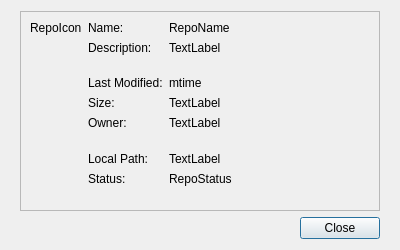
Qt form ui/repo-detail-dialog.ui (haiwen/seafile-client) before a commit.
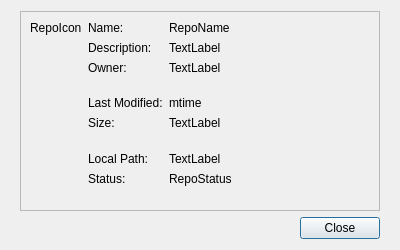
The same form after that commit.

```diff
--- a/ui/repo-detail-dialog.ui
+++ b/ui/repo-detail-dialog.ui
@@ -27,12 +27,12 @@
     <number>20</number>
    </property>
    <item>
-    <widget class="QFrame" name="frame">
+    <widget class="QFrame" name="mFrame">
      <property name="frameShape">
       <enum>QFrame::StyledPanel</enum>
      </property>
      <property name="frameShadow">
-      <enum>QFrame::Raised</enum>
+      <enum>QFrame::Plain</enum>
      </property>
      <layout class="QHBoxLayout" name="horizontalLayout_2">
       <item>
@@ -53,6 +53,9 @@
       </item>
       <item>
        <layout class="QFormLayout" name="formLayout">
+        <property name="fieldGrowthPolicy">
+         <enum>QFormLayout::AllNonFixedFieldsGrow</enum>
+        </property>
         <item row="0" column="0">
          <widget class="QLabel" name="label_5">
           <property name="text">
@@ -88,55 +91,67 @@
          </widget>
         </item>
         <item row="3" column="0">
+         <spacer name="verticalSpacer">
+          <property name="orientation">
+           <enum>Qt::Vertical</enum>
+          </property>
+          <property name="sizeHint" stdset="0">
+           <size>
+            <width>20</width>
+            <height>40</height>
+           </size>
+          </property>
+         </spacer>
+        </item>
+        <item row="4" column="0">
          <widget class="QLabel" name="label_3">
           <property name="text">
            <string>Last Modified:</string>
           </property>
          </widget>
         </item>
-        <item row="3" column="1">
+        <item row="4" column="1">
          <widget class="QLabel" name="mTimeLabel">
           <property name="text">
            <string>mtime</string>
           </property>
          </widget>
         </item>
-        <item row="4" column="0">
+        <item row="5" column="0">
          <widget class="QLabel" name="label">
           <property name="text">
            <string>Size:</string>
           </property>
          </widget>
         </item>
-        <item row="4" column="1">
-         <widget class="QLabel" name="mSizeLabel">
-          <property name="text">
-           <string>TextLabel</string>
-          </property>
-         </widget>
-        </item>
-        <item row="5" column="0">
-         <widget class="QLabel" name="label_6">
-          <property name="text">
-           <string>Owner:</string>
-          </property>
-         </widget>
-        </item>
         <item row="5" column="1">
-         <widget class="QLabel" name="mOwnerLabel">
+         <widget class="QLabel" name="mSizeLabel">
           <property name="text">
            <string>TextLabel</string>
           </property>
          </widget>
         </item>
         <item row="7" column="0">
+         <spacer name="verticalSpacer_2">
+          <property name="orientation">
+           <enum>Qt::Vertical</enum>
+          </property>
+          <property name="sizeHint" stdset="0">
+           <size>
+            <width>20</width>
+            <height>40</height>
+           </size>
+          </property>
+         </spacer>
+        </item>
+        <item row="8" column="0">
          <widget class="QLabel" name="lpathLabel">
           <property name="text">
            <string>Local Path:</string>
           </property>
          </widget>
         </item>
-        <item row="7" column="1">
+        <item row="8" column="1">
          <widget class="QLabel" name="mLpathLabel">
           <property name="text">
            <string>TextLabel</string>
@@ -146,14 +161,14 @@
           </property>
          </widget>
         </item>
-        <item row="8" column="0">
+        <item row="9" column="0">
          <widget class="QLabel" name="label_4">
           <property name="text">
            <string>Status:</string>
           </property>
          </widget>
         </item>
-        <item row="8" column="1">
+        <item row="9" column="1">
          <widget class="QLabel" name="mStatus">
           <property name="enabled">
            <bool>true</bool>
@@ -178,33 +193,7 @@
           </property>
          </widget>
         </item>
-        <item row="2" column="0">
-         <spacer name="verticalSpacer">
-          <property name="orientation">
-           <enum>Qt::Vertical</enum>
-          </property>
-          <property name="sizeHint" stdset="0">
-           <size>
-            <width>20</width>
-            <height>40</height>
-           </size>
-          </property>
-         </spacer>
-        </item>
-        <item row="6" column="0">
-         <spacer name="verticalSpacer_2">
-          <property name="orientation">
-           <enum>Qt::Vertical</enum>
-          </property>
-          <property name="sizeHint" stdset="0">
-           <size>
-            <width>20</width>
-            <height>40</height>
-           </size>
-          </property>
-         </spacer>
-        </item>
-        <item row="9" column="0">
+        <item row="10" column="0">
          <spacer name="verticalSpacer_3">
           <property name="orientation">
            <enum>Qt::Vertical</enum>
@@ -217,6 +206,20 @@
           </property>
          </spacer>
         </item>
+        <item row="2" column="0">
+         <widget class="QLabel" name="label_6">
+          <property name="text">
+           <string>Owner:</string>
+          </property>
+         </widget>
+        </item>
+        <item row="2" column="1">
+         <widget class="QLabel" name="mOwnerLabel">
+          <property name="text">
+           <string>TextLabel</string>
+          </property>
+         </widget>
+        </item>
        </layout>
       </item>
      </layout>
```
